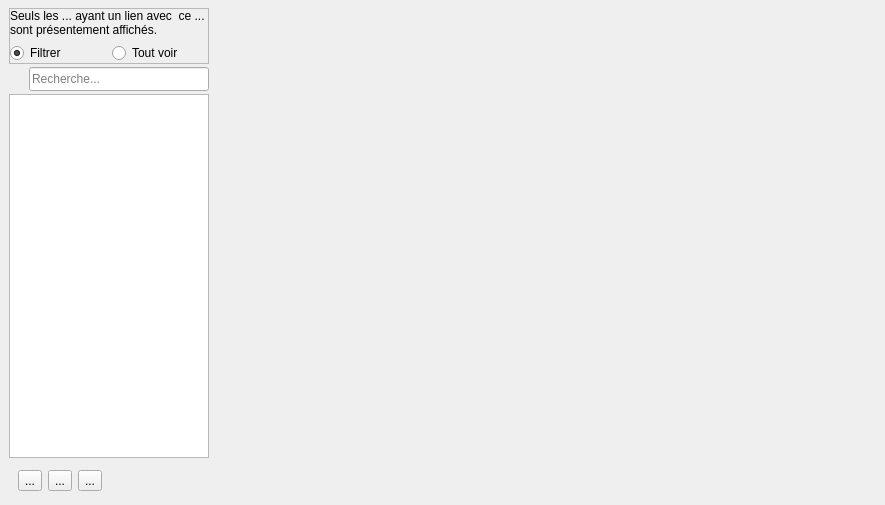
Old version of the form client/src/editors/DataListWidget.ui in the repository introlab/openteraplus.
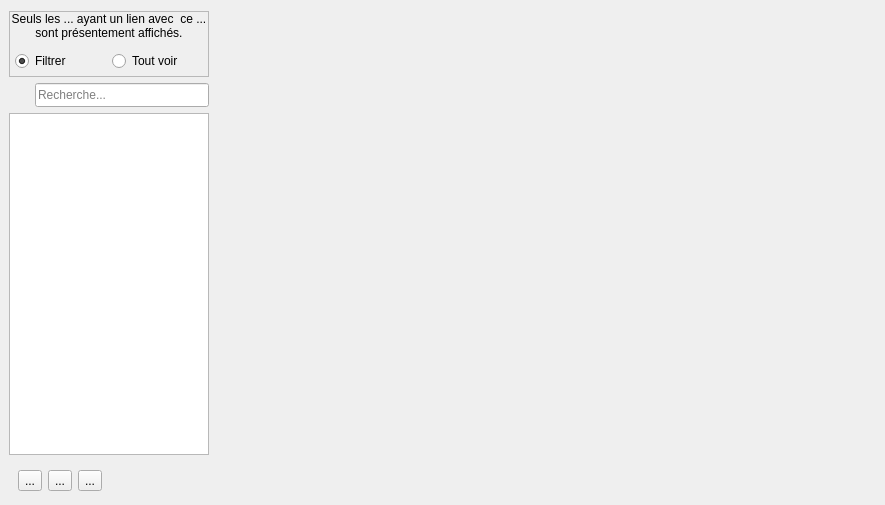
New version of the form. Icons and pictures are not drawn.

Diff of the .ui file:
```diff
--- a/client/src/editors/DataListWidget.ui
+++ b/client/src/editors/DataListWidget.ui
@@ -92,7 +92,7 @@
      </property>
      <layout class="QVBoxLayout" name="listZone">
       <property name="spacing">
-       <number>3</number>
+       <number>6</number>
       </property>
       <property name="sizeConstraint">
        <enum>QLayout::SetMaximumSize</enum>
@@ -165,6 +165,9 @@
            <property name="text">
             <string>Seuls les ... ayant un lien avec  ce ... sont présentement affichés.</string>
            </property>
+           <property name="alignment">
+            <set>Qt::AlignCenter</set>
+           </property>
            <property name="wordWrap">
             <bool>true</bool>
            </property>
@@ -172,8 +175,26 @@
          </item>
          <item>
           <layout class="QHBoxLayout" name="horizontalLayout_3">
+           <property name="leftMargin">
+            <number>5</number>
+           </property>
+           <property name="topMargin">
+            <number>5</number>
+           </property>
+           <property name="rightMargin">
+            <number>5</number>
+           </property>
+           <property name="bottomMargin">
+            <number>5</number>
+           </property>
            <item>
             <widget class="QRadioButton" name="radBtnFilter">
+             <property name="sizePolicy">
+              <sizepolicy hsizetype="Preferred" vsizetype="Fixed">
+               <horstretch>0</horstretch>
+               <verstretch>0</verstretch>
+              </sizepolicy>
+             </property>
              <property name="cursor">
               <cursorShape>PointingHandCursor</cursorShape>
              </property>
@@ -187,6 +208,12 @@
            </item>
            <item>
             <widget class="QRadioButton" name="radBtnAll">
+             <property name="sizePolicy">
+              <sizepolicy hsizetype="Preferred" vsizetype="Fixed">
+               <horstretch>0</horstretch>
+               <verstretch>0</verstretch>
+              </sizepolicy>
+             </property>
              <property name="cursor">
               <cursorShape>PointingHandCursor</cursorShape>
              </property>
@@ -222,7 +249,7 @@
         </property>
         <layout class="QHBoxLayout" name="horizontalLayout_2">
          <property name="spacing">
-          <number>0</number>
+          <number>6</number>
          </property>
          <property name="leftMargin">
           <number>0</number>
```
